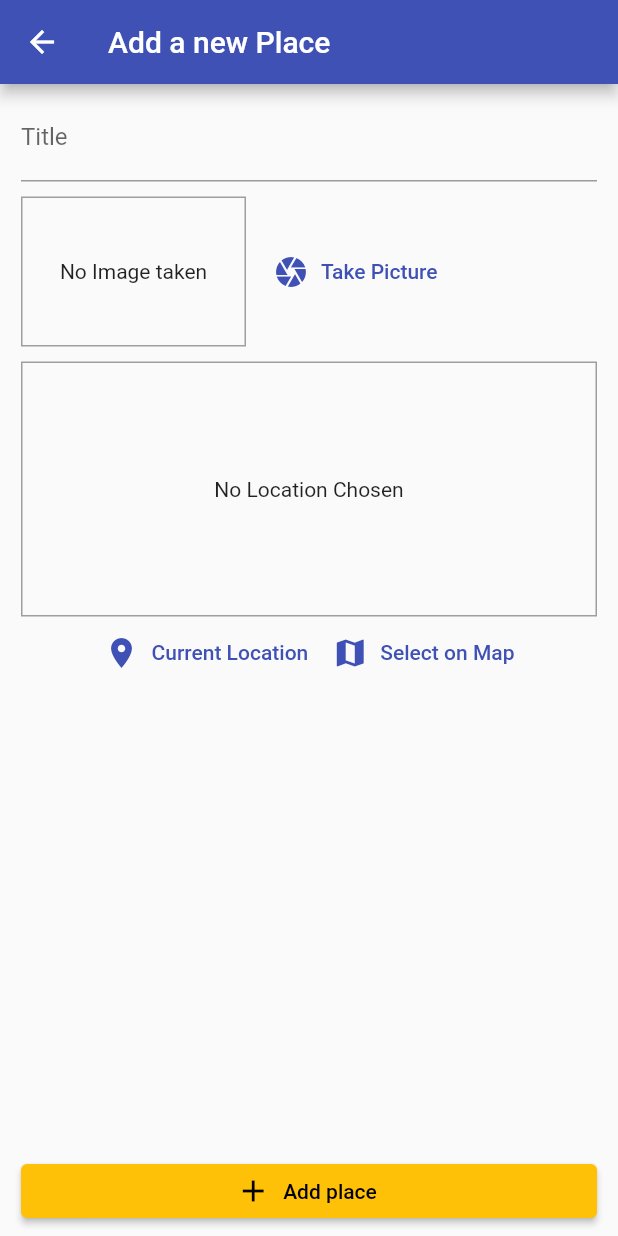
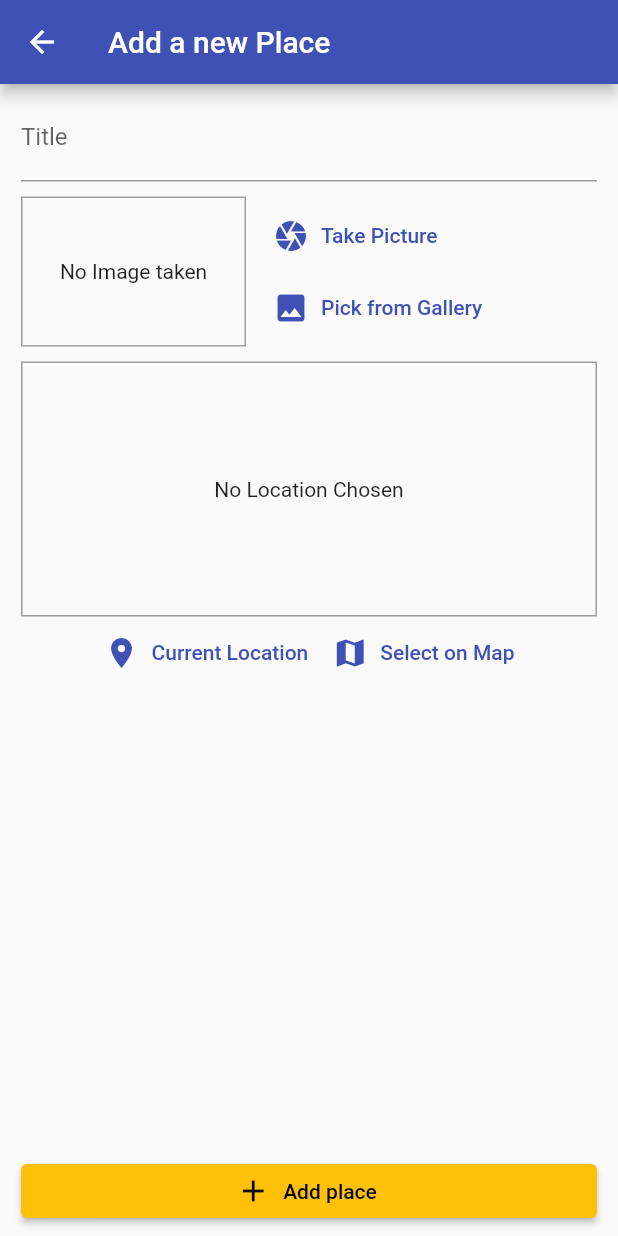
Before and after one commit to niklasschloegel/flutter-tutorial, a Flutter app: the AddPlaceScreen screen opened by its route, on a phone screen of 412 x 824 dp. Run offline on Flutter 3.47's test engine with Material 2 defaults, Android fonts, the phone set to English and light mode, and no system bars; our stand-ins replace google_fonts, google_maps_flutter, image_picker, location, sqflite; missing offline and left inert: flutter_keychain; accounts and stored records are empty.

Commit message:
added pick from library

```diff
--- a/great_places/lib/widgets/image_input.dart
+++ b/great_places/lib/widgets/image_input.dart
@@ -65,11 +65,21 @@ class _ImageInputState extends State<ImageInput> {
           alignment: Alignment.center,
         ),
         SizedBox(width: 10),
-        TextButton.icon(
-          onPressed: _takePicture,
-          icon: Icon(Icons.camera),
-          label: Text("Take Picture"),
-        ),
+        Column(
+          crossAxisAlignment: CrossAxisAlignment.start,
+          children: [
+            TextButton.icon(
+              onPressed: _takePicture,
+              icon: Icon(Icons.camera),
+              label: Text("Take Picture"),
+            ),
+            TextButton.icon(
+              onPressed: _pickFromLibrary,
+              icon: Icon(Icons.image),
+              label: Text("Pick from Gallery"),
+            ),
+          ],
+        )
       ],
     );
   }
```
